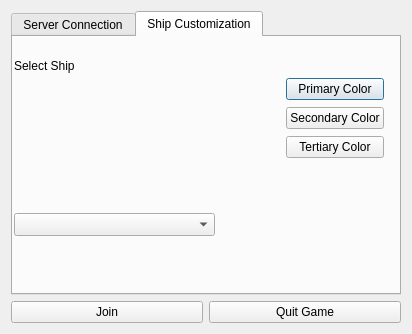
Above: Client/connectiondialog.ui from jacob-swanson/PixSpace before the change. Below: the same form after it.
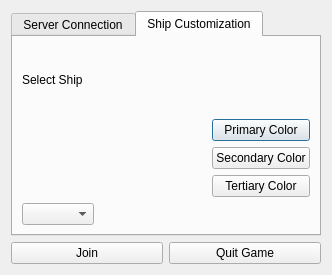
That is the form after the change. The open tabs and pages were chosen to show the change. Icons and pictures are not drawn.

Commit message: Fixed sizes on connection dialog. Eugene Davis - 04/08/14

Patch:
```diff
--- a/Client/connectiondialog.ui
+++ b/Client/connectiondialog.ui
@@ -6,8 +6,8 @@
    <rect>
     <x>0</x>
     <y>0</y>
-    <width>412</width>
-    <height>334</height>
+    <width>332</width>
+    <height>275</height>
    </rect>
   </property>
   <property name="sizePolicy">
@@ -98,28 +98,16 @@
       <attribute name="title">
        <string>Ship Customization</string>
       </attribute>
+      <layout class="QGridLayout" name="gridLayout_4">
+       <item row="0" column="0">
       <widget class="QLabel" name="label_5">
-       <property name="geometry">
-        <rect>
-         <x>1</x>
-         <y>21</y>
-         <width>67</width>
-         <height>16</height>
-        </rect>
-       </property>
        <property name="text">
         <string>Select Ship</string>
        </property>
       </widget>
+       </item>
+       <item row="1" column="0">
       <widget class="QLabel" name="shipImage">
-       <property name="geometry">
-        <rect>
-         <x>1</x>
-         <y>42</y>
-         <width>128</width>
-         <height>128</height>
-        </rect>
-       </property>
        <property name="text">
         <string/>
        </property>
@@ -127,28 +115,8 @@
         <pixmap resource="Assets.qrc">:/bodies/PigShip</pixmap>
        </property>
       </widget>
-      <widget class="QComboBox" name="shipNames">
-       <property name="geometry">
-        <rect>
-         <x>1</x>
-         <y>176</y>
-         <width>201</width>
-         <height>23</height>
-        </rect>
-       </property>
-       <property name="currentText">
-        <string/>
-       </property>
-      </widget>
-      <widget class="QWidget" name="">
-       <property name="geometry">
-        <rect>
-         <x>210</x>
-         <y>40</y>
-         <width>161</width>
-         <height>83</height>
-        </rect>
-       </property>
+       </item>
+       <item row="1" column="1">
        <layout class="QGridLayout" name="gridLayout_2">
         <item row="0" column="0">
          <widget class="QLabel" name="primColorImage">
@@ -256,7 +224,15 @@
          </widget>
         </item>
        </layout>
-      </widget>
+       </item>
+       <item row="2" column="0">
+        <widget class="QComboBox" name="shipNames">
+         <property name="currentText">
+          <string/>
+         </property>
+        </widget>
+       </item>
+      </layout>
      </widget>
     </widget>
    </item>
```
Left out of the diff: 2 changed lines with no effect on the pictures. Lines whose indentation alone changed are shown as unchanged.
